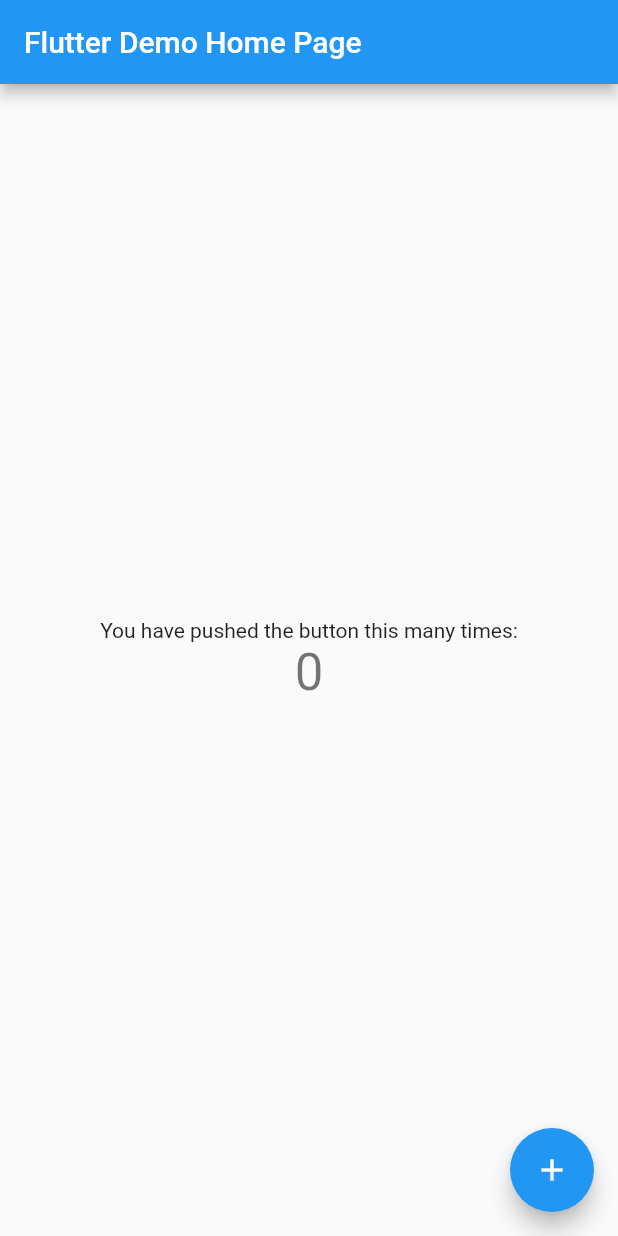
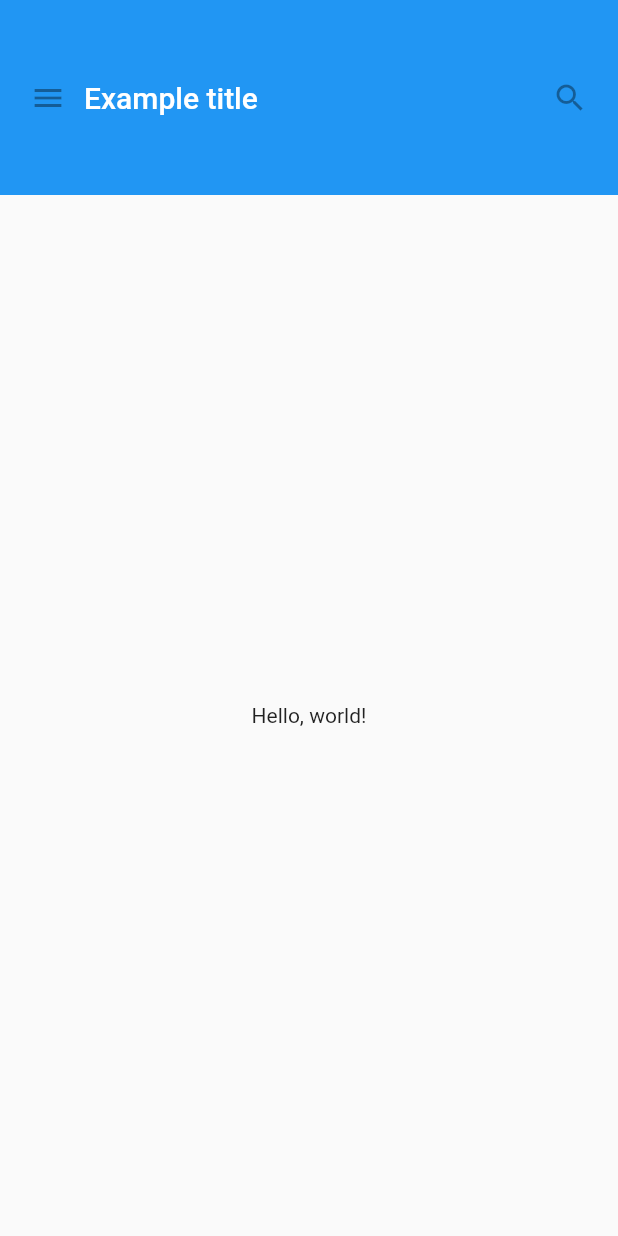
Before and after one commit to caijw/flutter_demo, a Flutter app: the screen it shows after launch, on a phone screen of 412 x 824 dp. Run offline on Flutter 3.47's test engine with Material 2 defaults, Android fonts, the phone set to English and light mode, and no system bars.

Commit message:
feat: update

```diff
--- a/app0/lib/main.dart
+++ b/app0/lib/main.dart
@@ -1,111 +1,70 @@
 import 'package:flutter/material.dart';
 
-void main() => runApp(MyApp());
+class MyAppBar extends StatelessWidget {
+  MyAppBar({this.title});
 
-class MyApp extends StatelessWidget {
-  // This widget is the root of your application.
+  // Fields in a Widget subclass are always marked "final".
+
+  final Widget title;
+
   @override
   Widget build(BuildContext context) {
-    return MaterialApp(
-      title: 'Flutter Demo',
-      theme: ThemeData(
-        // This is the theme of your application.
-        //
-        // Try running your application with "flutter run". You'll see the
-        // application has a blue toolbar. Then, without quitting the app, try
-        // changing the primarySwatch below to Colors.green and then invoke
-        // "hot reload" (press "r" in the console where you ran "flutter run",
-        // or simply save your changes to "hot reload" in a Flutter IDE).
-        // Notice that the counter didn't reset back to zero; the application
-        // is not restarted.
-        primarySwatch: Colors.blue,
+    return Container(
+      height: 130, // in logical pixels
+      padding: const EdgeInsets.symmetric(horizontal: 8.0),
+      decoration: BoxDecoration(color: Colors.blue[500]),
+      // Row is a horizontal, linear layout.
+      child: Row(
+        // <Widget> is the type of items in the list.
+        children: <Widget>[
+          IconButton(
+            icon: Icon(Icons.menu),
+            tooltip: 'Navigation menu',
+            onPressed: null, // null disables the button
+          ),
+          // Expanded expands its child to fill the available space.
+          Expanded(
+            child: title,
+          ),
+          IconButton(
+            icon: Icon(Icons.search),
+            tooltip: 'Search',
+            onPressed: null,
+          ),
+        ],
       ),
-      home: MyHomePage(title: 'Flutter Demo Home Page'),
     );
   }
 }
 
-class MyHomePage extends StatefulWidget {
-  MyHomePage({Key key, this.title}) : super(key: key);
-
-  // This widget is the home page of your application. It is stateful, meaning
-  // that it has a State object (defined below) that contains fields that affect
-  // how it looks.
-
-  // This class is the configuration for the state. It holds the values (in this
-  // case the title) provided by the parent (in this case the App widget) and
-  // used by the build method of the State. Fields in a Widget subclass are
-  // always marked "final".
-
-  final String title;
-
-  @override
-  _MyHomePageState createState() => _MyHomePageState();
-}
-
-class _MyHomePageState extends State<MyHomePage> {
-  int _counter = 0;
-
-  void _incrementCounter() {
-    setState(() {
-      // This call to setState tells the Flutter framework that something has
-      // changed in this State, which causes it to rerun the build method below
-      // so that the display can reflect the updated values. If we changed
-      // _counter without calling setState(), then the build method would not be
-      // called again, and so nothing would appear to happen.
-      _counter++;
-    });
-  }
-
+class MyScaffold extends StatelessWidget {
   @override
   Widget build(BuildContext context) {
-    // This method is rerun every time setState is called, for instance as done
-    // by the _incrementCounter method above.
-    //
-    // The Flutter framework has been optimized to make rerunning build methods
-    // fast, so that you can just rebuild anything that needs updating rather
-    // than having to individually change instances of widgets.
-    return Scaffold(
-      appBar: AppBar(
-        // Here we take the value from the MyHomePage object that was created by
-        // the App.build method, and use it to set our appbar title.
-        title: Text(widget.title),
+    // Material is a conceptual piece of paper on which the UI appears.
+    return Material(
+      // Column is a vertical, linear layout.
+      child: Column(
+        children: <Widget>[
+          MyAppBar(
+            title: Text(
+              'Example title',
+              style: Theme.of(context).primaryTextTheme.title,
+            ),
+          ),
+          Expanded(
+            child: Center(
+              child: Text('Hello, world!'),
+            ),
+          ),
+        ],
       ),
-      body: Center(
-        // Center is a layout widget. It takes a single child and positions it
-        // in the middle of the parent.
-        child: Column(
-          // Column is also a layout widget. It takes a list of children and
-          // arranges them vertically. By default, it sizes itself to fit its
-          // children horizontally, and tries to be as tall as its parent.
-          //
-          // Invoke "debug painting" (press "p" in the console, choose the
-          // "Toggle Debug Paint" action from the Flutter Inspector in Android
-          // Studio, or the "Toggle Debug Paint" command in Visual Studio Code)
-          // to see the wireframe for each widget.
-          //
-          // Column has various properties to control how it sizes itself and
-          // how it positions its children. Here we use mainAxisAlignment to
-          // center the children vertically; the main axis here is the vertical
-          // axis because Columns are vertical (the cross axis would be
-          // horizontal).
-          mainAxisAlignment: MainAxisAlignment.center,
-          children: <Widget>[
-            Text(
-              'You have pushed the button this many times:',
-            ),
-            Text(
-              '$_counter',
-              style: Theme.of(context).textTheme.display1,
-            ),
-          ],
-        ),
-      ),
-      floatingActionButton: FloatingActionButton(
-        onPressed: _incrementCounter,
-        tooltip: 'Increment',
-        child: Icon(Icons.add),
-      ), // This trailing comma makes auto-formatting nicer for build methods.
     );
   }
 }
+
+void main() {
+  runApp(MaterialApp(
+    title: 'My app', // used by the OS task switcher
+    home: MyScaffold(),
+  ));
+}
```
Also changed, not shown: app1/lib/main.dart (added, +41 -0 lines), app1/pubspec.yaml (added, +72 -0 lines), app1/pubspec.lock (added), 65 other files.
